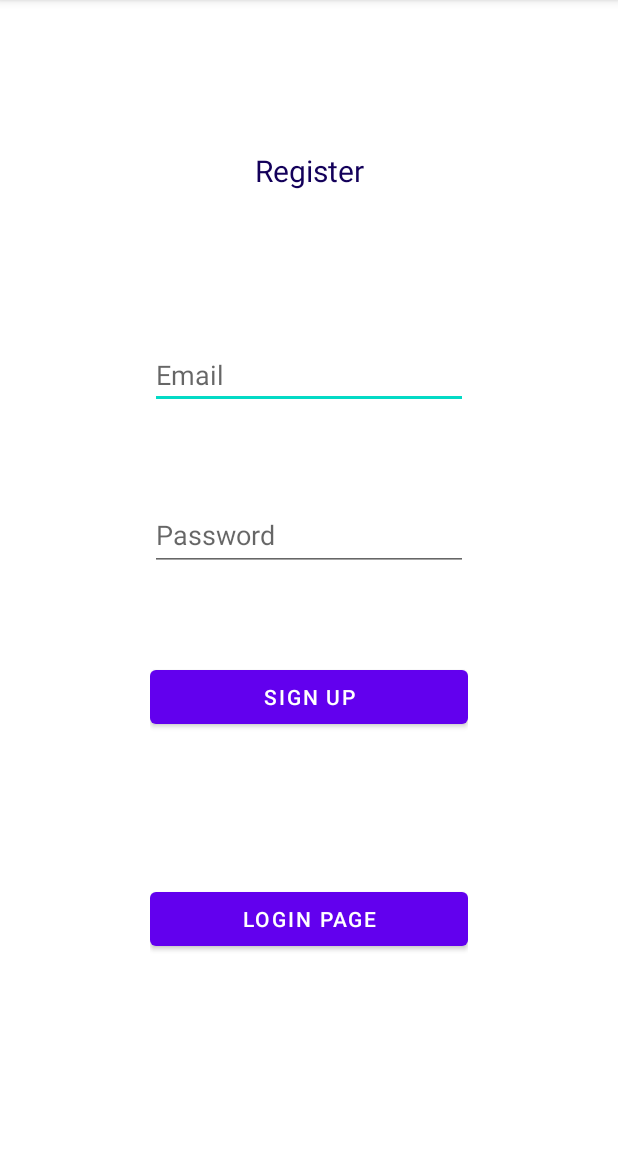
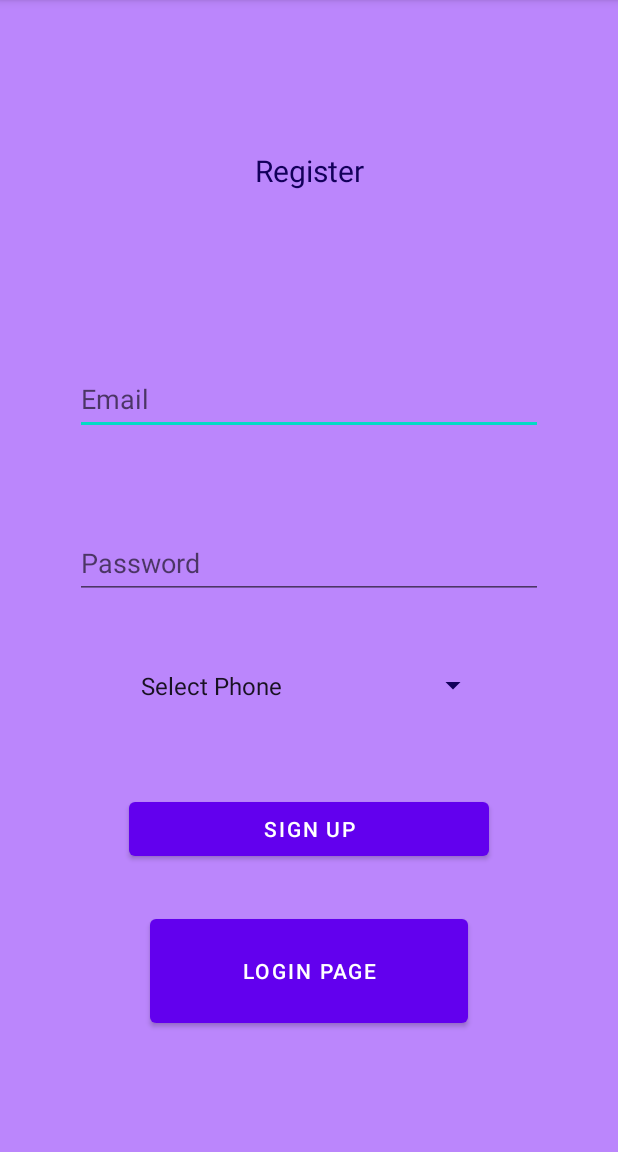
Before and after one commit to Pav10s/FinalProject, an Android app: the SignUp screen opened directly, with no data from a screen before it, on a phone screen of 412 x 824 dp, the part 84-1236 px from its top. Run offline under Robolectric (Android 15) with nearby library versions, the phone set to English and light mode, and no system bars; our stand-ins replace Firebase (no records; nobody signed in at launch, a user with empty details on screens opened directly).

Commit message:
Added option for different phones, Recycler View

```diff
--- a/app/build.gradle
+++ b/app/build.gradle
@@ -35,6 +35,7 @@ dependencies {
     implementation 'com.google.android.material:material:1.7.0'
     implementation 'androidx.constraintlayout:constraintlayout:2.1.4'
     implementation 'com.google.firebase:firebase-auth:21.1.0'
+    implementation 'com.google.firebase:firebase-firestore:24.4.3'
     testImplementation 'junit:junit:4.13.2'
     androidTestImplementation 'androidx.test.ext:junit:1.1.5'
     androidTestImplementation 'androidx.test.espresso:espresso-core:3.5.1'
--- a/app/src/main/AndroidManifest.xml
+++ b/app/src/main/AndroidManifest.xml
@@ -34,12 +34,14 @@
             <meta-data
                 android:name="android.app.lib_name"
                 android:value="" />
-
             <intent-filter>
                 <action android:name="android.intent.action.MAIN" />
 
                 <category android:name="android.intent.category.LAUNCHER" />
             </intent-filter>
+
+
+
         </activity>
         <activity
             android:name=".Login"
--- a/app/src/main/java/com/example/finalproject/SignUp.java
+++ b/app/src/main/java/com/example/finalproject/SignUp.java
@@ -4,28 +4,44 @@ import androidx.annotation.NonNull;
 import androidx.appcompat.app.AppCompatActivity;
 
 import android.content.Intent;
+import android.nfc.Tag;
 import android.os.Bundle;
 import android.text.TextUtils;
+import android.util.Log;
+import android.widget.ArrayAdapter;
 import android.widget.Button;
 import android.widget.EditText;
+import android.widget.Spinner;
 import android.widget.Toast;
 
 
 import com.google.android.gms.tasks.OnCompleteListener;
+import com.google.android.gms.tasks.OnSuccessListener;
 import com.google.android.gms.tasks.Task;
 import com.google.android.material.textfield.TextInputEditText;
 import com.google.firebase.auth.AuthResult;
 import com.google.firebase.auth.FirebaseAuth;
+import com.google.firebase.firestore.DocumentReference;
+import com.google.firebase.firestore.FirebaseFirestore;
+
+import java.util.HashMap;
+import java.util.Map;
 
 
 public class SignUp extends AppCompatActivity {
+    public static final String TAG = "TAG";
     private Button button1;
 
     EditText r_email;
     EditText pass;
     Button log;
 
+    String[] phones = { "Select Phone", "Samsung", "Realme"}; //To add the list of phones
+    String userID;
+
     FirebaseAuth mAuth;
+    FirebaseFirestore fStore;
+
 
 
     @Override
@@ -37,18 +53,36 @@ public class SignUp extends AppCompatActivity {
         pass = findViewById(R.id.Password1);
         log = findViewById(R.id.register1);
 
+        Spinner spin = findViewById(R.id.Spin);
+
+        // Create the instance of ArrayAdapter having the list of courses
+        ArrayAdapter ad
+                = new ArrayAdapter(this, android.R.layout.simple_spinner_item, phones);
+
+        // set simple layout resource file for each item of spinner
+        ad.setDropDownViewResource(
+                android.R.layout
+                        .simple_spinner_dropdown_item);
+
+        // Set the ArrayAdapter (ad) data on the Spinner which binds data to spinner
+        spin.setAdapter(ad);
+
         button1 = findViewById(R.id.login);
         button1.setOnClickListener(v -> Login());
 
         mAuth = FirebaseAuth.getInstance();
+        fStore = FirebaseFirestore.getInstance();
 
-        log.setOnClickListener(view -> createUser());
+        log.setOnClickListener(view -> createUser(spin));
 
     }
 
-    private void createUser(){
+
+
+    private void createUser(Spinner spin){
         String email = r_email.getText().toString();
         String password = pass.getText().toString();
+        String selectedItem = spin.getSelectedItem().toString();
 
         if(TextUtils.isEmpty(email)){
             r_email.setError("Email cannot be empty");
@@ -58,12 +92,27 @@ public class SignUp extends AppCompatActivity {
             pass.setError("Password cannot be empty");
             pass.requestFocus();
         }
+
+        else if(selectedItem == "Select Phone"){
+            Toast.makeText(this,"Phone must be selected",Toast.LENGTH_LONG).show();
+        }
+
         else{
             mAuth.createUserWithEmailAndPassword(email,password).addOnCompleteListener(new OnCompleteListener<AuthResult>() {
                 @Override
                 public void onComplete(@NonNull Task<AuthResult> task) {
                     if(task.isSuccessful()){
-                        Toast.makeText(SignUp.this,"User Registered",Toast.LENGTH_LONG).show();
+                        Toast.makeText(SignUp.this,selectedItem,Toast.LENGTH_LONG).show();
+                        userID = mAuth.getCurrentUser().getUid();
+                        DocumentReference documentReference = fStore.collection("users").document(userID);
+                        Map<String, Object> user = new HashMap<>();
+                        user.put("phName",selectedItem);
+                        documentReference.set(user).addOnSuccessListener(new OnSuccessListener<Void>() {
+                            @Override
+                            public void onSuccess(Void unused) {
+                                Log.d(TAG,"Created"+userID);
+                            }
+                        });
                         startActivity(new Intent(SignUp.this,Login.class));
                     }else{
                         Toast.makeText(SignUp.this,"Registration Unsuccessful " + task.getException().getMessage(),Toast.LENGTH_LONG).show();
--- a/app/src/main/res/layout/activity_google_pay.xml
+++ b/app/src/main/res/layout/activity_google_pay.xml
@@ -10,7 +10,7 @@
         android:id="@+id/textView"
         android:layout_width="wrap_content"
         android:layout_height="wrap_content"
-        android:text="Google Pay"
+        android:text="Realme 2"
         android:layout_centerVertical="true"
         android:layout_centerHorizontal="true"/>
 
--- a/app/src/main/res/layout/activity_message.xml
+++ b/app/src/main/res/layout/activity_message.xml
@@ -10,7 +10,7 @@
         android:id="@+id/textView"
         android:layout_width="wrap_content"
         android:layout_height="wrap_content"
-        android:text="Message"
+        android:text="Samsung 2"
         android:layout_centerVertical="true"
         android:layout_centerHorizontal="true"/>
 
--- a/app/src/main/res/layout/activity_phone.xml
+++ b/app/src/main/res/layout/activity_phone.xml
@@ -10,7 +10,7 @@
         android:id="@+id/textView"
         android:layout_width="wrap_content"
         android:layout_height="wrap_content"
-        android:text="Phone"
+        android:text="Samsung 1"
         android:layout_centerVertical="true"
         android:layout_centerHorizontal="true"/>
 
--- a/app/src/main/res/layout/activity_sign_up.xml
+++ b/app/src/main/res/layout/activity_sign_up.xml
@@ -1,57 +1,97 @@
 <?xml version="1.0" encoding="utf-8"?>
-<LinearLayout xmlns:android="http://schemas.android.com/apk/res/android"
+<androidx.constraintlayout.widget.ConstraintLayout xmlns:android="http://schemas.android.com/apk/res/android"
     xmlns:app="http://schemas.android.com/apk/res-auto"
     xmlns:tools="http://schemas.android.com/tools"
     android:id="@+id/LinearLayout"
     android:layout_width="match_parent"
     android:layout_height="match_parent"
-    android:orientation="vertical"
-    android:padding="100dp"
+    android:background="@color/purple_200"
     tools:context=".SignUp">
 
 
   <TextView
       android:id="@+id/textView2"
       android:layout_width="248dp"
-      android:layout_height="67dp"
-      android:layout_gravity="center"
+      android:layout_height="0dp"
+      android:layout_marginTop="100dp"
+      android:layout_marginBottom="60dp"
       android:text="Register"
       android:textAlignment="center"
       android:textColor="@color/dark_blue"
-      android:textSize="@dimen/loginCardRadius" />
+      android:textSize="@dimen/loginCardRadius"
+      app:layout_constraintBottom_toTopOf="@+id/email1"
+      app:layout_constraintEnd_toEndOf="parent"
+      app:layout_constraintStart_toStartOf="parent"
+      app:layout_constraintTop_toTopOf="parent" />
 
   <EditText
       android:id="@+id/email1"
-      android:layout_marginTop="60dp"
-      android:layout_width="match_parent"
+      android:layout_width="0dp"
       android:layout_height="wrap_content"
+      android:layout_marginStart="50dp"
+      android:layout_marginEnd="50dp"
+      android:layout_marginBottom="61dp"
       android:ems="10"
       android:hint="Email"
-      android:inputType="textEmailAddress" />
+      android:inputType="textEmailAddress"
+      android:minHeight="48dp"
+      app:layout_constraintBottom_toTopOf="@+id/Password1"
+      app:layout_constraintEnd_toEndOf="parent"
+      app:layout_constraintHorizontal_bias="0.0"
+      app:layout_constraintStart_toStartOf="parent"
+      app:layout_constraintTop_toBottomOf="@+id/textView2" />
 
   <EditText
       android:id="@+id/Password1"
-      android:layout_width="match_parent"
+      android:layout_width="0dp"
       android:layout_height="wrap_content"
-      android:layout_marginTop="60dp"
+      android:layout_marginStart="50dp"
+      android:layout_marginEnd="50dp"
+      android:layout_marginBottom="129dp"
       android:ems="10"
       android:hint="Password"
       android:inputType="textPassword"
-      android:minHeight="48dp" />
+      android:minHeight="48dp"
+      app:layout_constraintBottom_toTopOf="@+id/register1"
+      app:layout_constraintEnd_toEndOf="parent"
+      app:layout_constraintHorizontal_bias="0.0"
+      app:layout_constraintStart_toStartOf="parent"
+      app:layout_constraintTop_toBottomOf="@+id/email1" />
+
+  <Spinner
+      android:id="@+id/Spin"
+      android:layout_width="240dp"
+      android:layout_height="50dp"
+      android:layout_marginTop="432dp"
+      android:backgroundTint="@color/dark_blue"
+      app:layout_constraintEnd_toEndOf="parent"
+      app:layout_constraintStart_toStartOf="parent"
+      app:layout_constraintTop_toTopOf="parent" />
 
   <Button
       android:id="@+id/register1"
-      android:layout_marginTop="60dp"
-      android:layout_width="match_parent"
+      android:layout_width="240dp"
       android:layout_height="wrap_content"
+      android:layout_marginBottom="30dp"
+      android:minHeight="48dp"
       android:text="Sign Up"
-      android:minHeight="48dp" />
+      app:layout_constraintBottom_toTopOf="@+id/login"
+      app:layout_constraintEnd_toEndOf="parent"
+      app:layout_constraintStart_toStartOf="parent"
+      app:layout_constraintTop_toBottomOf="@+id/Password1" />
 
   <Button
       android:id="@+id/login"
-      android:layout_marginTop="100dp"
-      android:layout_width="match_parent"
-      android:layout_height="wrap_content"
-      android:text="Login Page" />
+      android:layout_width="0dp"
+      android:layout_height="0dp"
+      android:layout_marginStart="100dp"
+      android:layout_marginEnd="100dp"
+      android:layout_marginBottom="80dp"
+      android:text="Login Page"
+      app:layout_constraintBottom_toBottomOf="parent"
+      app:layout_constraintEnd_toEndOf="parent"
+      app:layout_constraintHorizontal_bias="1.0"
+      app:layout_constraintStart_toStartOf="parent"
+      app:layout_constraintTop_toBottomOf="@+id/register1" />
 
-</LinearLayout>
+</androidx.constraintlayout.widget.ConstraintLayout>
--- a/app/src/main/res/layout/activity_whatsapp.xml
+++ b/app/src/main/res/layout/activity_whatsapp.xml
@@ -10,7 +10,7 @@
         android:id="@+id/textView"
         android:layout_width="wrap_content"
         android:layout_height="wrap_content"
-        android:text="Whatsapp"
+        android:text="Realme 1"
         android:layout_centerVertical="true"
         android:layout_centerHorizontal="true"/>
 
```
Also changed, not shown: app/src/main/java/com/example/finalproject/MainActivity.java (+101 -16 lines), app/src/main/res/layout/activity_main.xml (deleted, +0 -45 lines), app/src/main/res/values/strings.xml (+14 -0 lines).
